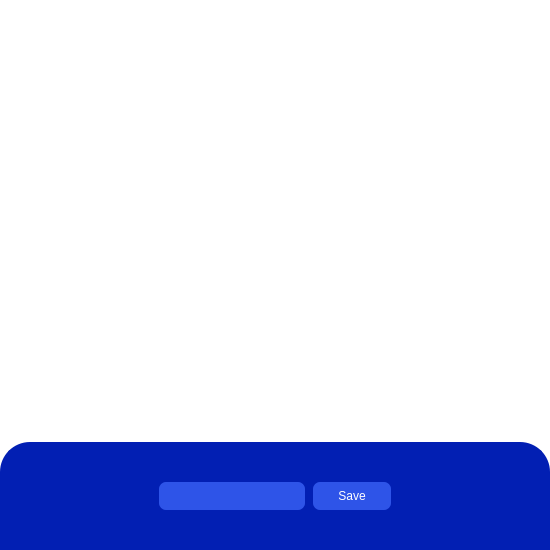
The window that PySide_version/interface.ui (DarkTime312/Qr-Code-Generator) describes before a commit, drawn with Qt 5.
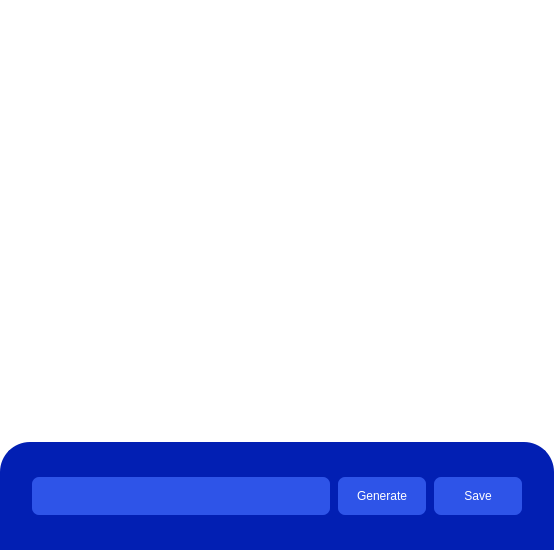
The same window after the commit. Icons and pictures are not drawn.

```diff
--- a/PySide_version/interface.ui
+++ b/PySide_version/interface.ui
@@ -119,6 +119,7 @@
 	border-radius: 30px;
         border-bottom-left-radius: 0px; /* Square bottom left corner */
         border-bottom-right-radius: 0px; /* Square bottom right corner */
+padding: 20px
 }
 
 QFrame#frm_top {
@@ -133,6 +134,14 @@
 padding: 5px
 }
 
+QPushButton:hover{
+		background-color: #3241ff;
+}
+
+QPushButton:pressed{
+		background-color: #2e54e8;
+}
+
 QWidget#Form {
 background-color: white
 }</string>
@@ -214,37 +223,44 @@
       <number>0</number>
      </property>
      <layout class="QHBoxLayout" name="horizontalLayout">
-      <item>
-       <spacer name="horizontalSpacer">
-        <property name="orientation">
-         <enum>Qt::Orientation::Horizontal</enum>
-        </property>
-        <property name="sizeHint" stdset="0">
-         <size>
-          <width>40</width>
-          <height>20</height>
-         </size>
-        </property>
-       </spacer>
-      </item>
       <item>
        <widget class="QLineEdit" name="le_text">
+        <property name="sizePolicy">
+         <sizepolicy hsizetype="Expanding" vsizetype="Fixed">
+          <horstretch>0</horstretch>
+          <verstretch>0</verstretch>
+         </sizepolicy>
+        </property>
         <property name="minimumSize">
          <size>
-          <width>0</width>
-          <height>30</height>
+          <width>300</width>
+          <height>40</height>
          </size>
         </property>
         <property name="maximumSize">
          <size>
-          <width>200</width>
+          <width>16777215</width>
           <height>16777215</height>
          </size>
         </property>
-        <property name="font">
-         <font>
-          <stylestrategy>PreferAntialias</stylestrategy>
-         </font>
+       </widget>
+      </item>
+      <item>
+       <widget class="QPushButton" name="btn_generate">
+        <property name="minimumSize">
+         <size>
+          <width>90</width>
+          <height>40</height>
+         </size>
+        </property>
+        <property name="maximumSize">
+         <size>
+          <width>80</width>
+          <height>40</height>
+         </size>
+        </property>
+        <property name="text">
+         <string>Generate</string>
         </property>
        </widget>
       </item>
@@ -252,39 +268,21 @@
        <widget class="QPushButton" name="btn_save">
         <property name="minimumSize">
          <size>
-          <width>80</width>
-          <height>0</height>
+          <width>90</width>
+          <height>40</height>
          </size>
         </property>
         <property name="maximumSize">
          <size>
           <width>80</width>
-          <height>30</height>
+          <height>40</height>
          </size>
         </property>
-        <property name="font">
-         <font>
-          <stylestrategy>PreferAntialias</stylestrategy>
-         </font>
-        </property>
         <property name="text">
          <string>Save</string>
         </property>
        </widget>
       </item>
-      <item>
-       <spacer name="horizontalSpacer_2">
-        <property name="orientation">
-         <enum>Qt::Orientation::Horizontal</enum>
-        </property>
-        <property name="sizeHint" stdset="0">
-         <size>
-          <width>40</width>
-          <height>20</height>
-         </size>
-        </property>
-       </spacer>
-      </item>
      </layout>
     </widget>
    </item>
```
